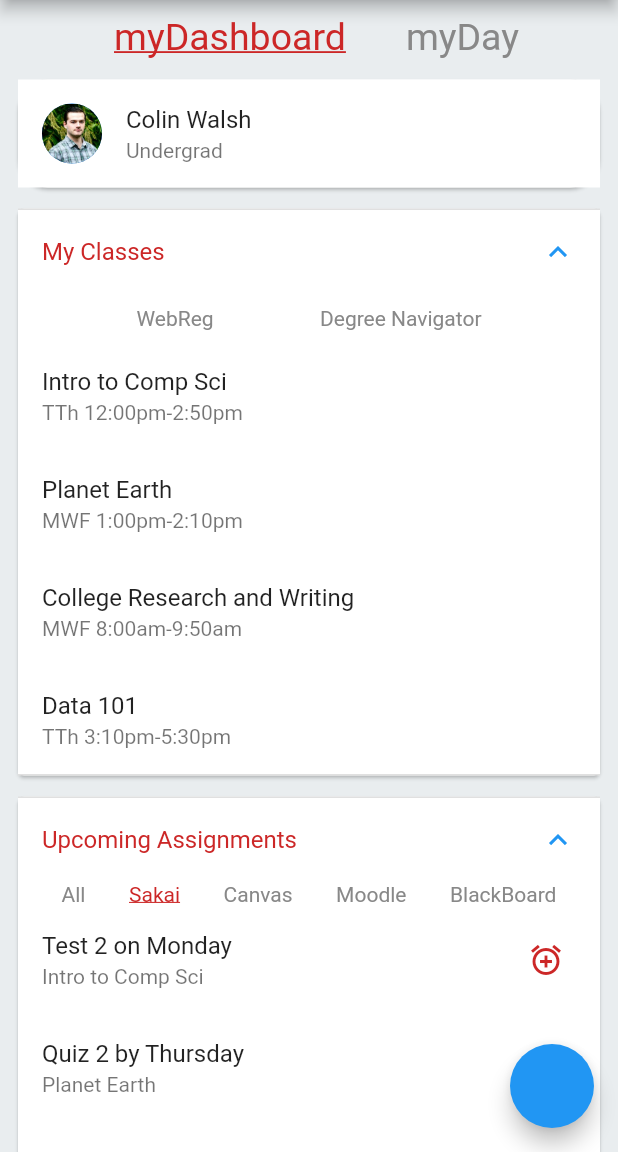
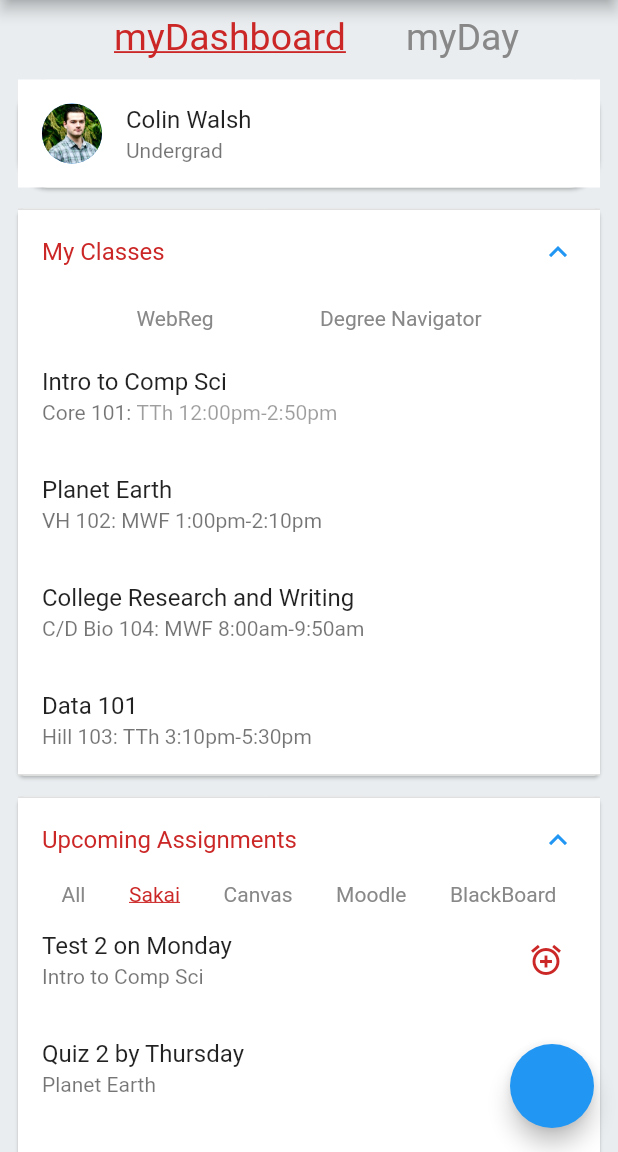
Before and after one commit to colinfwalsh/rutgers_flutter, a Flutter app: the screen it shows after launch, on a phone screen of 412 x 824 dp, the part 84-1236 px from its top. Run offline on Flutter 3.47's test engine with Material 2 defaults, Android fonts, the phone set to English and light mode, and no system bars; missing offline and left inert: flutter_webview_plugin.

Commit message:
Saving changes for now

```diff
--- a/lib/main.dart
+++ b/lib/main.dart
@@ -192,19 +192,23 @@ class MyApp extends StatelessWidget {
                                       );
                                     case 1:
                                       return ListTile(title: Text("Intro to Comp Sci"),
-                                        subtitle: Text("TTh 12:00pm-2:50pm"),
+                                        subtitle: Row(
+                                            children:
+                                            <Widget>[Text("Core 101: ", style: TextStyle(color: Colors.black54)),
+                                                     Text("TTh 12:00pm-2:50pm", style: TextStyle(color: Colors.black38)),
+                                            ]),
                                       );
                                     case 2:
                                       return ListTile(title: Text("Planet Earth"),
-                                        subtitle: Text("MWF 1:00pm-2:10pm"),
+                                        subtitle: Text("VH 102: MWF 1:00pm-2:10pm"),
                                       );
                                     case 3:
                                       return ListTile(title: Text("College Research and Writing"),
-                                        subtitle: Text("MWF 8:00am-9:50am"),
+                                        subtitle: Text("C/D Bio 104: MWF 8:00am-9:50am"),
                                       );
                                     default:
                                       return ListTile(title: Text("Data 101"),
-                                        subtitle: Text("TTh 3:10pm-5:30pm"),
+                                        subtitle: Text("Hill 103: TTh 3:10pm-5:30pm"),
                                       );
                                   }
                                 })]
```
